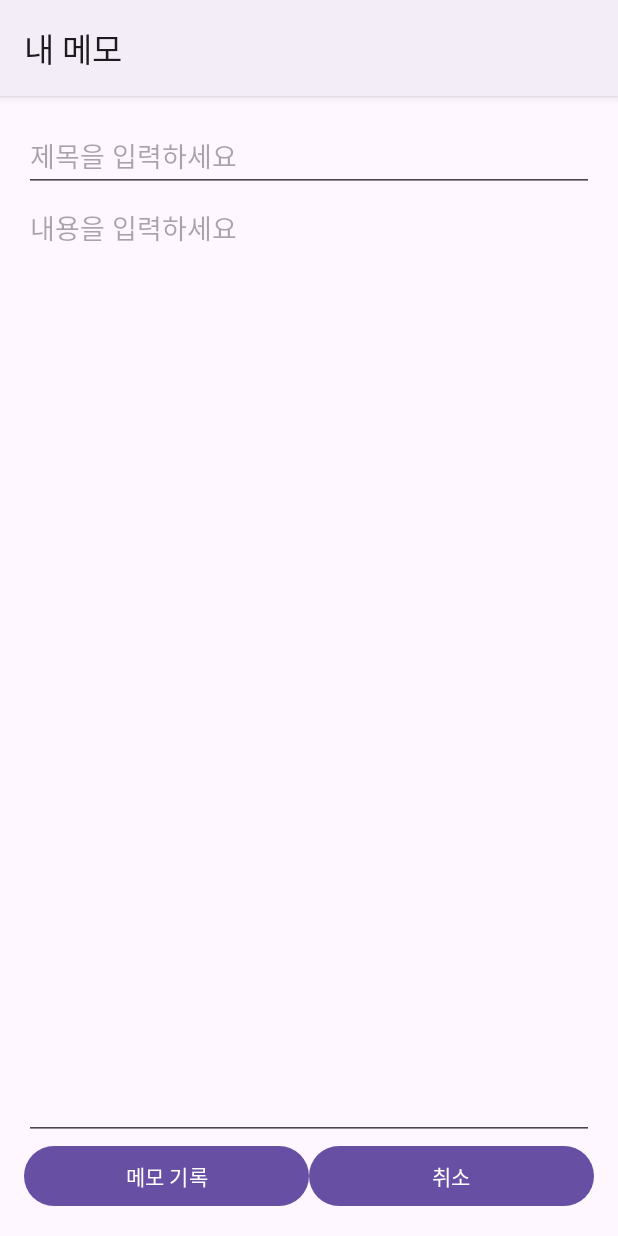
After one commit to cmsong111/Memo-App, an Android app: the MemoEditFragment screen opened through its navigation route, on a phone screen of 412 x 824 dp. The commit adds this screen. Run offline under Robolectric (Android 15) with nearby library versions, the phone set to English and light mode, and no system bars; our stand-ins replace Dagger/Hilt's generated code, data binding.

Commit message:
add: navigation-Safe Args
1. navigation-Safe Args 추가
2. Fragment 관련 클래스명 수정

```diff
--- a/app/src/main/java/deu/soft/a20192336/MainActivity.java
+++ b/app/src/main/java/deu/soft/a20192336/MainActivity.java
@@ -11,7 +11,6 @@
 import androidx.appcompat.app.AppCompatActivity;
 
 import dagger.hilt.android.AndroidEntryPoint;
-import deu.soft.a20192336.R;
 
 @AndroidEntryPoint
 public class MainActivity extends AppCompatActivity {
--- /dev/null
+++ b/app/src/main/java/deu/soft/a20192336/view/MemoEditFragment.java
@@ -0,0 +1,38 @@
+package deu.soft.a20192336.view;
+
+import android.os.Bundle;
+import android.view.LayoutInflater;
+import android.view.View;
+import android.view.ViewGroup;
+
+import androidx.annotation.NonNull;
+import androidx.fragment.app.Fragment;
+import androidx.navigation.fragment.NavHostFragment;
+
+import deu.soft.a20192336.databinding.FragmentMemoEditBinding;
+
+public class MemoEditFragment extends Fragment {
+
+    FragmentMemoEditBinding binding;
+
+
+    @Override
+    public View onCreateView(@NonNull LayoutInflater inflater, ViewGroup container,
+                             Bundle savedInstanceState) {
+        binding = FragmentMemoEditBinding.inflate(inflater, container, false);
+        return binding.getRoot();
+    }
+
+    @Override
+    public void onViewCreated(@NonNull View view, Bundle savedInstanceState) {
+        super.onViewCreated(view, savedInstanceState);
+
+        binding.buttonSaveMemo.setOnClickListener(v -> {
+            NavHostFragment.findNavController(this).navigateUp();
+        });
+
+        binding.buttonCancelMemo.setOnClickListener(v -> {
+            NavHostFragment.findNavController(this).navigateUp();
+        });
+    }
+}
--- /dev/null
+++ b/app/src/main/java/deu/soft/a20192336/view/MemoListFragment.java
@@ -0,0 +1,45 @@
+package deu.soft.a20192336.view;
+
+import android.os.Bundle;
+import android.view.LayoutInflater;
+import android.view.View;
+import android.view.ViewGroup;
+
+import androidx.annotation.NonNull;
+import androidx.fragment.app.Fragment;
+import androidx.navigation.fragment.NavHostFragment;
+
+import deu.soft.a20192336.databinding.FragmentMemoListBinding;
+
+
+public class MemoListFragment extends Fragment {
+
+    FragmentMemoListBinding binding;
+
+    @Override
+    public View onCreateView(@NonNull LayoutInflater inflater, ViewGroup container,
+                             Bundle savedInstanceState) {
+        binding = FragmentMemoListBinding.inflate(inflater, container, false);
+        return binding.getRoot();
+    }
+
+    @Override
+    public void onViewCreated(@NonNull View view, Bundle savedInstanceState) {
+        super.onViewCreated(view, savedInstanceState);
+
+        // 메모 자세히 보기
+        binding.buttonMemoView.setOnClickListener(v -> {
+            NavHostFragment.findNavController(this).navigate(
+                    MemoListFragmentDirections.actionMenoListToMemoView()
+            );
+        });
+
+        // 새로 만들기
+        binding.floatingActionButton.setOnClickListener(v -> {
+            NavHostFragment.findNavController(this).navigate(
+                    MemoListFragmentDirections.actionMenoListToNewMemo()
+            );
+        });
+    }
+
+}
--- /dev/null
+++ b/app/src/main/res/layout/fragment_memo_edit.xml
@@ -0,0 +1,71 @@
+<?xml version="1.0" encoding="utf-8"?>
+
+<layout>
+
+    <data>
+
+        <variable
+            name="memo"
+            type="deu.soft.a20192336.data.Memo" />
+
+    </data>
+
+    <FrameLayout xmlns:android="http://schemas.android.com/apk/res/android"
+        xmlns:app="http://schemas.android.com/apk/res-auto"
+        xmlns:tools="http://schemas.android.com/tools"
+        android:layout_width="match_parent"
+        android:layout_height="match_parent">
+
+        <androidx.constraintlayout.widget.ConstraintLayout
+            android:layout_width="match_parent"
+            android:layout_height="match_parent"
+            android:orientation="vertical"
+            android:padding="16dp">
+
+            <EditText
+                android:id="@+id/editText_memo_title"
+                android:layout_width="match_parent"
+                android:layout_height="wrap_content"
+                android:hint="제목을 입력하세요"
+                android:text="@{memo.title}"
+                app:layout_constraintTop_toTopOf="parent" />
+
+            <EditText
+                android:id="@+id/editText_memo_content"
+                android:layout_width="match_parent"
+                android:layout_height="0dp"
+                android:gravity="top"
+                android:hint="내용을 입력하세요"
+                android:text="@{memo.content}"
+                android:scrollbars="vertical"
+                app:layout_constraintBottom_toTopOf="@+id/linearLayout"
+                app:layout_constraintTop_toBottomOf="@+id/editText_memo_title"
+                tools:layout_editor_absoluteX="16dp" />
+
+
+            <LinearLayout
+                android:id="@+id/linearLayout"
+                android:layout_width="match_parent"
+                android:layout_height="wrap_content"
+                android:orientation="horizontal"
+                app:layout_constraintBottom_toBottomOf="parent"
+                tools:layout_editor_absoluteX="16dp">
+
+                <Button
+                    android:id="@+id/button_save_memo"
+                    android:layout_width="0dp"
+                    android:layout_height="wrap_content"
+                    android:layout_weight="1"
+                    android:text="메모 기록" />
+
+                <Button
+                    android:id="@+id/button_cancel_memo"
+                    android:layout_width="0dp"
+                    android:layout_height="wrap_content"
+                    android:layout_weight="1"
+                    android:text="취소" />
+            </LinearLayout>
+        </androidx.constraintlayout.widget.ConstraintLayout>
+
+    </FrameLayout>
+</layout>
--- a/app/src/main/res/navigation/nav_graph.xml
+++ b/app/src/main/res/navigation/nav_graph.xml
@@ -3,12 +3,13 @@
     xmlns:app="http://schemas.android.com/apk/res-auto"
     xmlns:tools="http://schemas.android.com/tools"
     android:id="@+id/nav_graph"
-    app:startDestination="@id/meno_list">
+
+    app:startDestination="@id/memo_list">
     <fragment
-        android:id="@+id/meno_list"
-        android:name="deu.soft.a20192336.view.memo_list"
+        android:id="@+id/memo_list"
+        android:name="deu.soft.a20192336.view.MemoListFragment"
         android:label="fragment_meno_list"
-        tools:layout="@layout/fragment_meno_list">
+        tools:layout="@layout/fragment_memo_list">
         <action
             android:id="@+id/action_meno_list_to_memo_view"
             app:destination="@id/memo_view" />
@@ -18,31 +19,22 @@
     </fragment>
     <fragment
         android:id="@+id/memo_edit_form"
-        android:name="deu.soft.a20192336.view.memo_form"
+        android:name="deu.soft.a20192336.view.MemoEditFragment"
         android:label="fragment_memo_form"
-        tools:layout="@layout/fragment_edit_memo" >
-        <action
-            android:id="@+id/action_memo_edit_form_to_nav_graph"
-            app:destination="@id/nav_graph" />
-    </fragment>
+        tools:layout="@layout/fragment_memo_edit"/>
     <fragment
         android:id="@+id/memo_view"
-        android:name="deu.soft.a20192336.view.memo_view"
+        android:name="deu.soft.a20192336.view.MemoDetailFragment"
         android:label="fragment_memo_view"
-        tools:layout="@layout/fragment_memo_view">
+        tools:layout="@layout/fragment_memo_detail">
         <action
             android:id="@+id/action_memo_view_to_memo_form2"
             app:destination="@id/memo_edit_form" />
     </fragment>
     <fragment
         android:id="@+id/new_memo"
-        android:name="deu.soft.a20192336.view.new_memo"
+        android:name="deu.soft.a20192336.view.MemoCreateFragment"
         android:label="fragment_new_memo"
-        tools:layout="@layout/fragment_new_memo" >
-        <action
-            android:id="@+id/action_new_memo_to_meno_list"
-            app:destination="@id/meno_list"
-            app:popUpTo="@id/nav_graph"
-            app:popUpToInclusive="true" />
+        tools:layout="@layout/fragment_memo_create">
     </fragment>
 </navigation>
--- a/build.gradle.kts
+++ b/build.gradle.kts
@@ -2,4 +2,5 @@
 plugins {
     id("com.android.application") version "8.1.1" apply false
     id("com.google.dagger.hilt.android") version "2.44" apply false
+    id ("androidx.navigation.safeargs") version "2.7.4" apply false
 }
```
Also changed, not shown: app/build.gradle.kts (+9 -3 lines), app/src/main/java/deu/soft/a20192336/view/MemoCreateFragment.java (added, +43 -0 lines), app/src/main/java/deu/soft/a20192336/view/MemoDetailFragment.java (added, +36 -0 lines), app/src/main/java/deu/soft/a20192336/view/memo_form.java (deleted, +0 -35 lines), app/src/main/java/deu/soft/a20192336/view/memo_list.java (deleted, +0 -38 lines), app/src/main/java/deu/soft/a20192336/view/memo_view.java (deleted, +0 -35 lines), app/src/main/java/deu/soft/a20192336/view/new_memo.java (deleted, +0 -40 lines), app/src/main/res/layout/fragment_memo_create.xml (added, +59 -0 lines), app/src/main/res/layout/fragment_memo_detail.xml (renamed from app/src/main/res/layout/fragment_edit_memo.xml, +5 -7 lines), app/src/main/res/layout/fragment_memo_list.xml (renamed from app/src/main/res/layout/fragment_meno_list.xml, +8 -1 lines), app/src/main/res/layout/fragment_memo_view.xml (deleted, +0 -29 lines), app/src/main/res/layout/fragment_new_memo.xml (deleted, +0 -29 lines).
